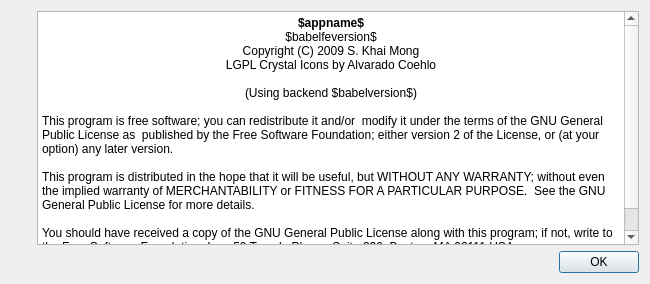
Old version of the form gui/aboutui.ui in the repository alexbirkett/GPSBabel.
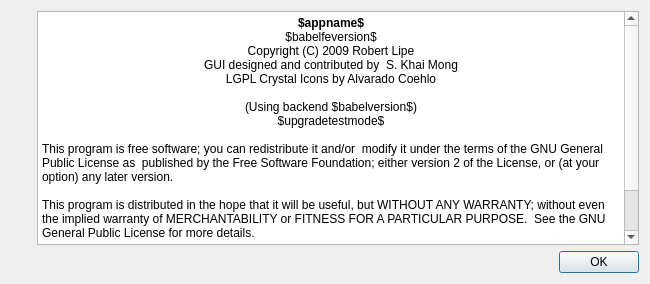
New version of the form. Icons and pictures are not drawn.

Commit message: Show upgrade testing mode in 'about' dialog. Tweak (some, not all) copyright notices per discussion with Khai Mong. Misc warning cleanups.

What changed in the file:
```diff
--- a/gui/aboutui.ui
+++ b/gui/aboutui.ui
@@ -74,20 +74,22 @@
         <string>&lt;!DOCTYPE HTML PUBLIC &quot;-//W3C//DTD HTML 4.0//EN&quot; &quot;http://www.w3.org/TR/REC-html40/strict.dtd&quot;&gt;
 &lt;html&gt;&lt;head&gt;&lt;meta name=&quot;qrichtext&quot; content=&quot;1&quot; /&gt;&lt;style type=&quot;text/css&quot;&gt;
 p, li { white-space: pre-wrap; }
-&lt;/style&gt;&lt;/head&gt;&lt;body style=&quot; font-family:'DejaVu Sans'; font-size:9pt; font-weight:400; font-style:normal;&quot;&gt;
-&lt;p align=&quot;center&quot; style=&quot; margin-top:0px; margin-bottom:0px; margin-left:0px; margin-right:0px; -qt-block-indent:0; text-indent:0px;&quot;&gt;&lt;span style=&quot; font-weight:600;&quot;&gt;$appname$&lt;/span&gt;&lt;/p&gt;
-&lt;p align=&quot;center&quot; style=&quot; margin-top:0px; margin-bottom:0px; margin-left:0px; margin-right:0px; -qt-block-indent:0; text-indent:0px;&quot;&gt;$babelfeversion$&lt;/p&gt;
-&lt;p align=&quot;center&quot; style=&quot; margin-top:0px; margin-bottom:0px; margin-left:0px; margin-right:0px; -qt-block-indent:0; text-indent:0px;&quot;&gt;Copyright (C) 2009 S. Khai Mong&lt;/p&gt;
-&lt;p align=&quot;center&quot; style=&quot; margin-top:0px; margin-bottom:0px; margin-left:0px; margin-right:0px; -qt-block-indent:0; text-indent:0px;&quot;&gt;LGPL Crystal Icons by Alvarado Coehlo&lt;/p&gt;
-&lt;p align=&quot;center&quot; style=&quot;-qt-paragraph-type:empty; margin-top:0px; margin-bottom:0px; margin-left:0px; margin-right:0px; -qt-block-indent:0; text-indent:0px;&quot;&gt;&lt;/p&gt;
-&lt;p align=&quot;center&quot; style=&quot; margin-top:0px; margin-bottom:0px; margin-left:0px; margin-right:0px; -qt-block-indent:0; text-indent:0px;&quot;&gt;(Using backend $babelversion$)&lt;/p&gt;
-&lt;p align=&quot;center&quot; style=&quot;-qt-paragraph-type:empty; margin-top:0px; margin-bottom:0px; margin-left:0px; margin-right:0px; -qt-block-indent:0; text-indent:0px;&quot;&gt;&lt;/p&gt;
-&lt;p style=&quot; margin-top:0px; margin-bottom:0px; margin-left:0px; margin-right:0px; -qt-block-indent:0; text-indent:0px;&quot;&gt;This program is free software; you can redistribute it and/or  modify it under the terms of the GNU General Public License as  published by the Free Software Foundation; either version 2 of the License, or (at your option) any later version.&lt;/p&gt;
-&lt;p style=&quot;-qt-paragraph-type:empty; margin-top:0px; margin-bottom:0px; margin-left:0px; margin-right:0px; -qt-block-indent:0; text-indent:0px;&quot;&gt;&lt;/p&gt;
-&lt;p style=&quot; margin-top:0px; margin-bottom:0px; margin-left:0px; margin-right:0px; -qt-block-indent:0; text-indent:0px;&quot;&gt;This program is distributed in the hope that it will be useful, but WITHOUT ANY WARRANTY; without even the implied warranty of MERCHANTABILITY or FITNESS FOR A PARTICULAR PURPOSE.  See the GNU General Public License for more details.&lt;/p&gt;
-&lt;p style=&quot;-qt-paragraph-type:empty; margin-top:0px; margin-bottom:0px; margin-left:0px; margin-right:0px; -qt-block-indent:0; text-indent:0px;&quot;&gt;&lt;/p&gt;
-&lt;p style=&quot; margin-top:0px; margin-bottom:0px; margin-left:0px; margin-right:0px; -qt-block-indent:0; text-indent:0px;&quot;&gt;You should have received a copy of the GNU General Public License along with this program; if not, write to the Free Software Foundation, Inc., 59 Temple Place - Suite 330, Boston, MA 02111 USA&lt;/p&gt;
-&lt;p style=&quot;-qt-paragraph-type:empty; margin-top:0px; margin-bottom:0px; margin-left:0px; margin-right:0px; -qt-block-indent:0; text-indent:0px;&quot;&gt;&lt;/p&gt;&lt;/body&gt;&lt;/html&gt;</string>
+&lt;/style&gt;&lt;/head&gt;&lt;body style=&quot; font-family:'Lucida Grande'; font-size:13pt; font-weight:400; font-style:normal;&quot;&gt;
+&lt;p align=&quot;center&quot; style=&quot; margin-top:0px; margin-bottom:0px; margin-left:0px; margin-right:0px; -qt-block-indent:0; text-indent:0px;&quot;&gt;&lt;span style=&quot; font-family:'DejaVu Sans'; font-size:9pt; font-weight:600;&quot;&gt;$appname$&lt;/span&gt;&lt;/p&gt;
+&lt;p align=&quot;center&quot; style=&quot; margin-top:0px; margin-bottom:0px; margin-left:0px; margin-right:0px; -qt-block-indent:0; text-indent:0px;&quot;&gt;&lt;span style=&quot; font-family:'DejaVu Sans'; font-size:9pt;&quot;&gt;$babelfeversion$&lt;/span&gt;&lt;/p&gt;
+&lt;p align=&quot;center&quot; style=&quot; margin-top:0px; margin-bottom:0px; margin-left:0px; margin-right:0px; -qt-block-indent:0; text-indent:0px;&quot;&gt;&lt;span style=&quot; font-family:'DejaVu Sans'; font-size:9pt;&quot;&gt;Copyright (C) 2009 Robert Lipe&lt;/span&gt;&lt;/p&gt;
+&lt;p align=&quot;center&quot; style=&quot; margin-top:0px; margin-bottom:0px; margin-left:0px; margin-right:0px; -qt-block-indent:0; text-indent:0px;&quot;&gt;&lt;span style=&quot; font-family:'DejaVu Sans'; font-size:9pt;&quot;&gt;GUI designed and contributed by  S. Khai Mong&lt;/span&gt;&lt;/p&gt;
+&lt;p align=&quot;center&quot; style=&quot; margin-top:0px; margin-bottom:0px; margin-left:0px; margin-right:0px; -qt-block-indent:0; text-indent:0px;&quot;&gt;&lt;span style=&quot; font-family:'DejaVu Sans'; font-size:9pt;&quot;&gt;LGPL Crystal Icons by Alvarado Coehlo&lt;/span&gt;&lt;/p&gt;
+&lt;p align=&quot;center&quot; style=&quot;-qt-paragraph-type:empty; margin-top:0px; margin-bottom:0px; margin-left:0px; margin-right:0px; -qt-block-indent:0; text-indent:0px; font-family:'DejaVu Sans'; font-size:9pt;&quot;&gt;&lt;/p&gt;
+&lt;p align=&quot;center&quot; style=&quot; margin-top:0px; margin-bottom:0px; margin-left:0px; margin-right:0px; -qt-block-indent:0; text-indent:0px;&quot;&gt;&lt;span style=&quot; font-family:'DejaVu Sans'; font-size:9pt;&quot;&gt;(Using backend $babelversion$)&lt;/span&gt;&lt;/p&gt;
+&lt;p align=&quot;center&quot; style=&quot; margin-top:0px; margin-bottom:0px; margin-left:0px; margin-right:0px; -qt-block-indent:0; text-indent:0px;&quot;&gt;&lt;span style=&quot; font-family:'DejaVu Sans'; font-size:9pt;&quot;&gt;$upgradetestmode$&lt;/span&gt;&lt;/p&gt;
+&lt;p align=&quot;center&quot; style=&quot;-qt-paragraph-type:empty; margin-top:0px; margin-bottom:0px; margin-left:0px; margin-right:0px; -qt-block-indent:0; text-indent:0px; font-family:'DejaVu Sans'; font-size:9pt;&quot;&gt;&lt;/p&gt;
+&lt;p style=&quot; margin-top:0px; margin-bottom:0px; margin-left:0px; margin-right:0px; -qt-block-indent:0; text-indent:0px;&quot;&gt;&lt;span style=&quot; font-family:'DejaVu Sans'; font-size:9pt;&quot;&gt;This program is free software; you can redistribute it and/or  modify it under the terms of the GNU General Public License as  published by the Free Software Foundation; either version 2 of the License, or (at your option) any later version.&lt;/span&gt;&lt;/p&gt;
+&lt;p style=&quot;-qt-paragraph-type:empty; margin-top:0px; margin-bottom:0px; margin-left:0px; margin-right:0px; -qt-block-indent:0; text-indent:0px; font-family:'DejaVu Sans'; font-size:9pt;&quot;&gt;&lt;/p&gt;
+&lt;p style=&quot; margin-top:0px; margin-bottom:0px; margin-left:0px; margin-right:0px; -qt-block-indent:0; text-indent:0px;&quot;&gt;&lt;span style=&quot; font-family:'DejaVu Sans'; font-size:9pt;&quot;&gt;This program is distributed in the hope that it will be useful, but WITHOUT ANY WARRANTY; without even the implied warranty of MERCHANTABILITY or FITNESS FOR A PARTICULAR PURPOSE.  See the GNU General Public License for more details.&lt;/span&gt;&lt;/p&gt;
+&lt;p style=&quot;-qt-paragraph-type:empty; margin-top:0px; margin-bottom:0px; margin-left:0px; margin-right:0px; -qt-block-indent:0; text-indent:0px; font-family:'DejaVu Sans'; font-size:9pt;&quot;&gt;&lt;/p&gt;
+&lt;p style=&quot; margin-top:0px; margin-bottom:0px; margin-left:0px; margin-right:0px; -qt-block-indent:0; text-indent:0px;&quot;&gt;&lt;span style=&quot; font-family:'DejaVu Sans'; font-size:9pt;&quot;&gt;You should have received a copy of the GNU General Public License along with this program; if not, write to the Free Software Foundation, Inc., 59 Temple Place - Suite 330, Boston, MA 02111 USA&lt;/span&gt;&lt;/p&gt;
+&lt;p style=&quot;-qt-paragraph-type:empty; margin-top:0px; margin-bottom:0px; margin-left:0px; margin-right:0px; -qt-block-indent:0; text-indent:0px; font-family:'DejaVu Sans'; font-size:9pt;&quot;&gt;&lt;/p&gt;&lt;/body&gt;&lt;/html&gt;</string>
        </property>
       </widget>
      </item>
```
The commit also changes 5 other files.
